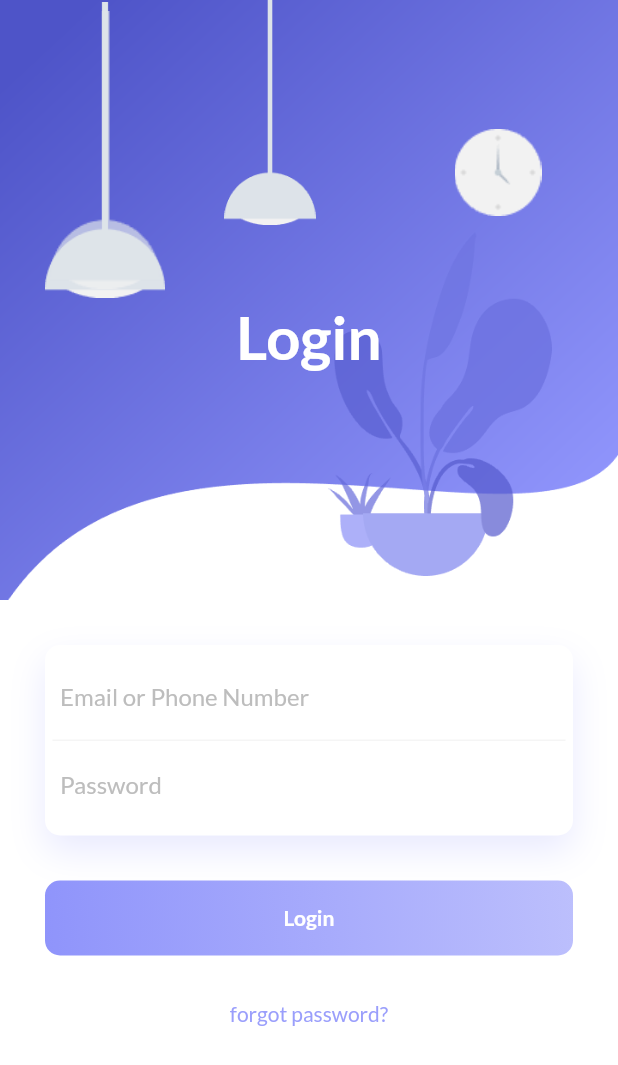
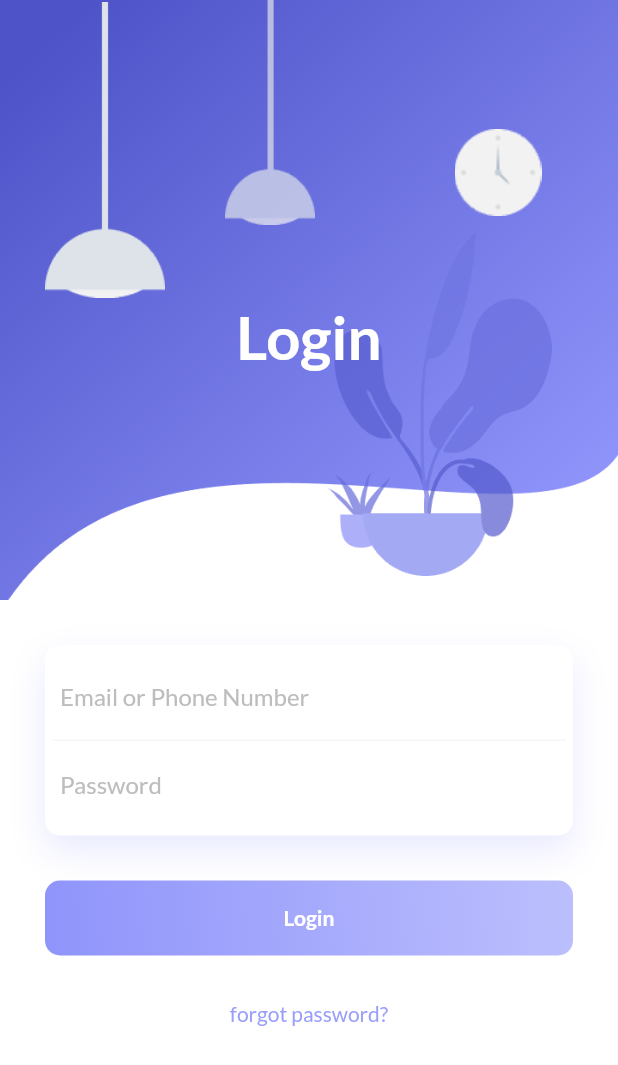
Before and after one commit to DsdlTon/Flutter100Days, a Flutter app: the LoginUI screen opened by its route, on a phone screen of 412 x 824 dp. Shown: the top 1065 px of the screen. Run offline on Flutter 3.47's test engine with Material 2 defaults, Android fonts, the phone set to English and light mode, and no system bars; our stand-ins replace google_fonts, page_transition, simple_animations; missing offline and left inert: animator.

Commit message:
day12 add animation

```diff
--- /dev/null
+++ b/lib/day12/FadeAnimation.dart
@@ -0,0 +1,35 @@
+import 'package:flutter/material.dart';
+import 'package:simple_animations/simple_animations/controlled_animation.dart';
+import 'package:simple_animations/simple_animations/multi_track_tween.dart';
+
+class FadeAnimation extends StatelessWidget {
+  final double delay;
+  final Widget child;
+
+  FadeAnimation(this.delay, this.child);
+
+  @override
+  Widget build(BuildContext context) {
+    final tween = MultiTrackTween([
+      Track("opacity")
+          .add(Duration(milliseconds: 500), Tween(begin: 0.0, end: 1.0)),
+      Track("translateY").add(
+          Duration(milliseconds: 500), Tween(begin: -30.0, end: 0.0),
+          curve: Curves.easeOut)
+    ]);
+
+    return ControlledAnimation(
+      delay: Duration(milliseconds: (500 * delay).round()),
+      duration: tween.duration,
+      tween: tween,
+      child: child,
+      builderWithChild: (context, child, animation) => Opacity(
+        opacity: animation['opacity'],
+        child: Transform.translate(
+          offset: Offset(0, animation['translateY']),
+          child: child,
+        ),
+      ),
+    );
+  }
+}
--- a/lib/day12/day12.dart
+++ b/lib/day12/day12.dart
@@ -1,4 +1,5 @@
 import 'package:flutter/material.dart';
+import 'package:flutter100day/day12/FadeAnimation.dart';
 
 class LoginUI extends StatefulWidget {
   @override
@@ -27,22 +28,13 @@ class _LoginUIState extends State<LoginUI> {
                       left: 30,
                       width: 80,
                       height: 200,
-                      child: Container(
+                      child: FadeAnimation(
+                        1,
+                        Container(
                           decoration: BoxDecoration(
                             image: DecorationImage(
                               image: AssetImage('assets/images/light-1.png'),
                             ),
-                        ),
-                      ),
-                    ),
-                    Positioned(
-                      left: 30,
-                      width: 80,
-                      height: 200,
-                      child: Container(
-                        decoration: BoxDecoration(
-                          image: DecorationImage(
-                            image: AssetImage('assets/images/light-2.png'),
                           ),
                         ),
                       ),
@@ -51,10 +43,13 @@ class _LoginUIState extends State<LoginUI> {
                       left: 140,
                       width: 80,
                       height: 150,
-                      child: Container(
+                      child: FadeAnimation(
+                        1.3,
+                        Container(
                           decoration: BoxDecoration(
                             image: DecorationImage(
-                            image: AssetImage('assets/images/light-1.png'),
+                              image: AssetImage('assets/images/light-2.png'),
+                            ),
                           ),
                         ),
                       ),
@@ -64,7 +59,9 @@ class _LoginUIState extends State<LoginUI> {
                       top: 40,
                       width: 80,
                       height: 150,
-                      child: Container(
+                      child: FadeAnimation(
+                        1.5,
+                        Container(
                           decoration: BoxDecoration(
                             image: DecorationImage(
                               image: AssetImage('assets/images/clock.png'),
@@ -72,9 +69,12 @@ class _LoginUIState extends State<LoginUI> {
                           ),
                         ),
                       ),
+                    ),
                     Positioned(
                       child: Center(
-                        child: Container(
+                        child: FadeAnimation(
+                          1.8,
+                          Container(
                             margin: EdgeInsets.only(top: 50),
                             child: Text(
                               'Login',
@@ -87,6 +87,7 @@ class _LoginUIState extends State<LoginUI> {
                           ),
                         ),
                       ),
+                    ),
                   ],
                 ),
               ),
@@ -94,6 +95,8 @@ class _LoginUIState extends State<LoginUI> {
                 padding: EdgeInsets.all(30.0),
                 child: Column(
                   children: <Widget>[
+                    FadeAnimation(
+                      2.1,
                       Container(
                         padding: EdgeInsets.all(5.0),
                         decoration: BoxDecoration(
@@ -137,7 +140,10 @@ class _LoginUIState extends State<LoginUI> {
                           ],
                         ),
                       ),
+                    ),
                     SizedBox(height: 30.0),
+                    FadeAnimation(
+                      2.3,
                       InkWell(
                         onTap: () {},
                         child: Container(
@@ -164,11 +170,15 @@ class _LoginUIState extends State<LoginUI> {
                           ),
                         ),
                       ),
+                    ),
                     SizedBox(height: 30.0),
+                    FadeAnimation(
+                      2.5,
                       Text(
                         'forgot password?',
                         style: TextStyle(
                           color: Color.fromRGBO(143, 148, 251, 0.9),
+                        ),
                       ),
                     ),
                   ],
```
Also changed, not shown: 3 other files. Lines whose indentation alone changed are shown as unchanged.
